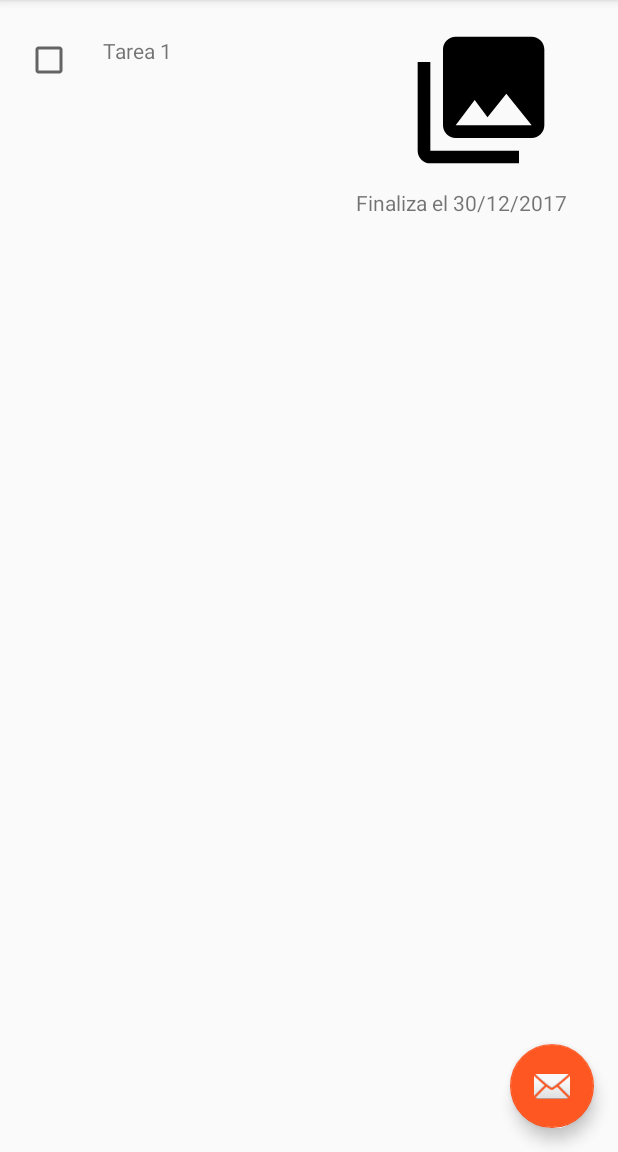
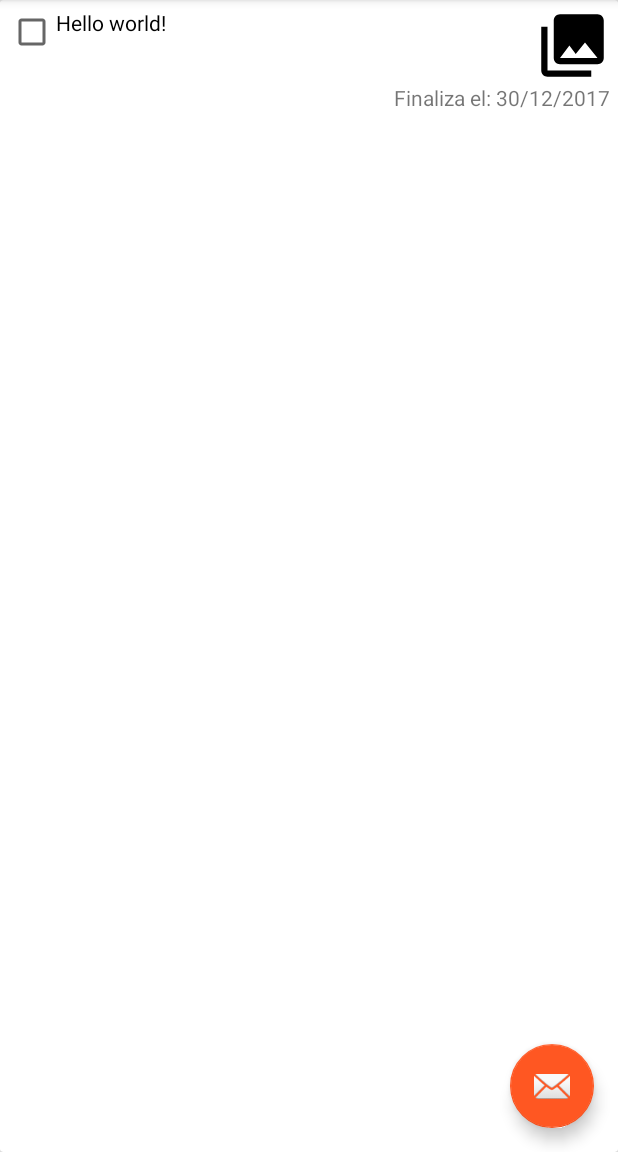
Before and after one commit to ArkantosC/todo-app, an Android app: the MainActivity screen opened directly, with no data from a screen before it, on a phone screen of 412 x 824 dp, the part 84-1236 px from its top. Run offline under Robolectric (Android 15) with nearby library versions, the phone set to English and light mode, and no system bars.

Commit message:
Second part of Class 4: Added TodoAdepter class

```diff
--- a/app/src/main/java/co/devhack/todoapp/database/AppDatabase.java
+++ b/app/src/main/java/co/devhack/todoapp/database/AppDatabase.java
@@ -17,7 +17,7 @@ import co.devhack.todoapp.respository.impl.TodoLocalRepository;
  * Created by diegocortes on 12/6/17.
  */
 
-@Database(entities = {Todo.class}, version = 1)
+@Database(entities = {Todo.class}, version = 1, exportSchema = false)
 @TypeConverters({TypeTransmogrifiers.class})
 public abstract class AppDatabase extends RoomDatabase {
 
--- a/app/src/main/java/co/devhack/todoapp/database/TypeTransmogrifiers.java
+++ b/app/src/main/java/co/devhack/todoapp/database/TypeTransmogrifiers.java
@@ -18,6 +18,7 @@ public class TypeTransmogrifiers {
         return date.getTime();
     }
 
+    @TypeConverter
     public static Date toDate(Long millisSinceEpoch) {
         if (millisSinceEpoch == null) {
             return null;
--- a/app/src/main/res/layout/content_main.xml
+++ b/app/src/main/res/layout/content_main.xml
@@ -1,12 +1,13 @@
 <?xml version="1.0" encoding="utf-8"?>
-<android.support.constraint.ConstraintLayout xmlns:android="http://schemas.android.com/apk/res/android"
+<FrameLayout xmlns:android="http://schemas.android.com/apk/res/android"
     xmlns:app="http://schemas.android.com/apk/res-auto"
     xmlns:tools="http://schemas.android.com/tools"
     android:layout_width="match_parent"
     android:layout_height="match_parent"
     app:layout_behavior="@string/appbar_scrolling_view_behavior"
     tools:context="co.devhack.todoapp.presentation.view.activity.MainActivity"
-    tools:showIn="@layout/app_bar_main">
+    tools:showIn="@layout/app_bar_main"
+    android:id="@+id/main_container">
 
 
     <include layout="@layout/view_todo_item"
@@ -15,4 +16,4 @@
         app:layout_editor_absoluteX="8dp"
         app:layout_editor_absoluteY="8dp"></include>
 
-</android.support.constraint.ConstraintLayout>
+</FrameLayout>
--- a/app/src/main/res/layout/view_todo_item.xml
+++ b/app/src/main/res/layout/view_todo_item.xml
@@ -1,58 +1,51 @@
 <?xml version="1.0" encoding="utf-8"?>
-<android.support.constraint.ConstraintLayout
+<android.support.v7.widget.CardView
     xmlns:android="http://schemas.android.com/apk/res/android"
     xmlns:app="http://schemas.android.com/apk/res-auto"
     xmlns:tools="http://schemas.android.com/tools"
     android:layout_width="match_parent"
-    android:layout_height="match_parent">
+    android:layout_height="wrap_content"
+    android:layout_margin="4dp">
 
-    <CheckBox
-        android:id="@+id/checkBox"
+<LinearLayout
+    android:layout_width="match_parent"
+    android:layout_height="match_parent"
+    android:orientation="vertical"
+    android:layout_margin="5dp">
+
+    <LinearLayout
+        android:layout_width="match_parent"
+        android:layout_height="wrap_content"
+        android:orientation="horizontal">
+
+        <CheckBox
+            android:id="@+id/cbFinished"
+            android:layout_width="0dp"
+            android:layout_height="match_parent"
+            android:layout_weight="1"
+            android:gravity="top|left"
+            android:inputType="textMultiLine"
+            android:text="Hello world!"/>
+
+        <ImageView
+            android:id="@+id/ivPhoto"
+            android:layout_width="50dp"
+            android:layout_height="50dp"
+            android:scaleType="fitCenter"
+            app:srcCompat="@drawable/ic_menu_gallery" />
+
+    </LinearLayout>
+
+
+    <TextView
+        android:id="@+id/tvFinishDate"
         android:layout_width="wrap_content"
         android:layout_height="wrap_content"
-        android:layout_marginEnd="8dp"
-        android:layout_marginStart="8dp"
-        android:layout_marginTop="24dp"
-        app:layout_constraintEnd_toEndOf="parent"
-        app:layout_constraintHorizontal_bias="0.023"
-        app:layout_constraintStart_toStartOf="parent"
-        app:layout_constraintTop_toTopOf="parent" />
-
-    <ImageView
-        android:id="@+id/imageView3"
-        android:layout_width="105dp"
-        android:layout_height="101dp"
-        android:layout_marginEnd="8dp"
-        android:layout_marginStart="8dp"
-        android:layout_marginTop="16dp"
-        app:layout_constraintEnd_toEndOf="parent"
-        app:layout_constraintHorizontal_bias="0.76"
-        app:layout_constraintStart_toEndOf="@+id/textView10"
-        app:layout_constraintTop_toTopOf="parent"
-        app:srcCompat="@drawable/ic_menu_gallery" />
-
-    <TextView
-        android:id="@+id/textView9"
-        android:layout_width="wrap_content"
-        android:layout_height="wrap_content"
-        android:layout_marginEnd="8dp"
-        android:layout_marginStart="8dp"
-        android:layout_marginTop="8dp"
-        android:text="Finaliza el 30/12/2017"
-        app:layout_constraintEnd_toEndOf="parent"
-        app:layout_constraintHorizontal_bias="0.898"
-        app:layout_constraintStart_toStartOf="parent"
-        app:layout_constraintTop_toBottomOf="@+id/imageView3" />
-
-    <TextView
-        android:id="@+id/textView10"
-        android:layout_width="95dp"
-        android:layout_height="21dp"
-        android:layout_marginStart="20dp"
-        android:layout_marginTop="24dp"
-        android:text="Tarea 1"
-        app:layout_constraintStart_toEndOf="@+id/checkBox"
-        app:layout_constraintTop_toTopOf="parent" />
+        android:text="Finaliza el: 30/12/2017"
+        android:layout_gravity="right"/>
 
 
-</android.support.constraint.ConstraintLayout>
+</LinearLayout>
+
+
+</android.support.v7.widget.CardView>
```
Also changed, not shown: app/src/main/java/co/devhack/todoapp/domain/model/Todo.java (+7 -1 lines), app/src/main/java/co/devhack/todoapp/presentation/presenter/TodoListPresenter.java (+9 -0 lines), app/src/main/java/co/devhack/todoapp/presentation/view/adapter/TodoAdapter.java (added, +66 -0 lines), app/src/main/java/co/devhack/todoapp/presentation/view/fragment/LoginFragment.java (+13 -0 lines), app/src/main/res/layout/fragment_add_todo.xml (+8 -2 lines), app/src/main/res/layout/fragment_login.xml (+8 -0 lines), app/src/main/res/layout/fragment_todo_list.xml (added, +13 -0 lines).
